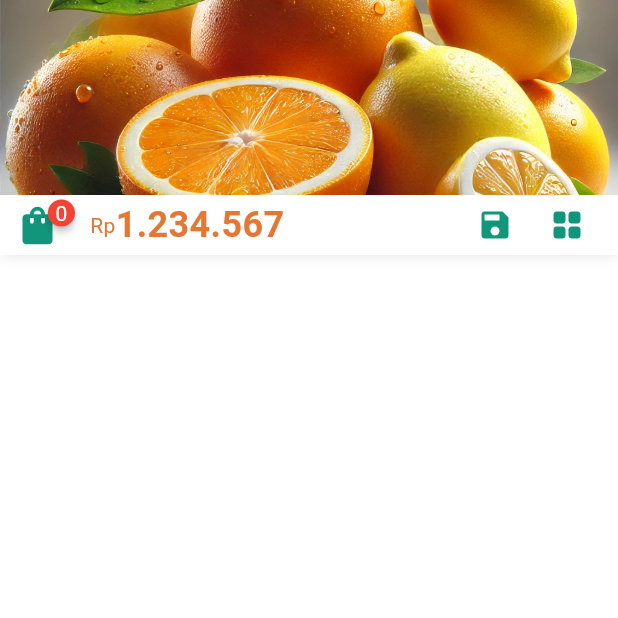
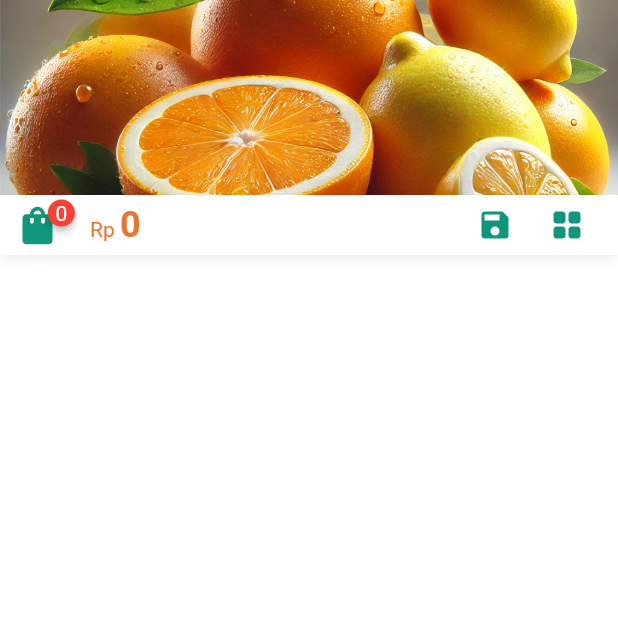
Before and after one commit to wicaksonotia/flutter-stmj-himalaya, a Flutter app: the screen it shows after launch, on a phone screen of 412 x 824 dp, the top half of it. Run offline on Flutter 3.47's test engine with Material 3 defaults, Android fonts, the phone set to English and light mode, and no system bars; drawn by our look-alikes of badges; our stand-ins replace animate_do, dio, gap, get, shared_preferences, shimmer; network calls fail.

Commit message:
total price

```diff
--- a/lib/pages/product/product.dart
+++ b/lib/pages/product/product.dart
@@ -73,21 +73,24 @@ class ProductPage extends StatelessWidget {
                             const SizedBox(
                               width: 20,
                             ),
-                            const Text(
-                              'Rp',
-                              maxLines: 1,
-                              overflow: TextOverflow.ellipsis,
+                            RichText(
+                              text: TextSpan(
+                                text: 'Rp ',
                                 style: TextStyle(
                                   fontSize: MySizes.fontSizeMd,
                                   color: MyColors.primary,
                                 ),
-                            ),
-                            Text(
-                              CurrencyFormat.convertToIdr(1234567, 0),
+                                children: [
+                                  TextSpan(
+                                    text: CurrencyFormat.convertToIdr(
+                                        cartController.totalPrice.value, 0),
                                     style: const TextStyle(
                                       fontSize: MySizes.fontSizeXl,
+                                      color: MyColors.primary,
                                       fontWeight: FontWeight.bold,
-                                color: MyColors.primary,
+                                    ),
+                                  ),
+                                ],
                               ),
                             ),
                           ],
--- a/lib/pages/product/product_grid_view.dart
+++ b/lib/pages/product/product_grid_view.dart
@@ -179,7 +179,8 @@ class ProductGridView extends StatelessWidget {
                         const Gap(10),
                         Center(
                           child: IncrementAndDecrement(
-                              dataIdProduct: dataIdProduct),
+                              dataIdProduct: dataIdProduct,
+                              dataPrice: dataPrice),
                         )
                       ],
                     ),
--- a/lib/pages/product/product_list_view.dart
+++ b/lib/pages/product/product_list_view.dart
@@ -157,7 +157,8 @@ class ProductListView extends StatelessWidget {
                                   ProductPrice(dataPrice: dataPrice),
                                   const Spacer(),
                                   IncrementAndDecrement(
-                                      dataIdProduct: dataIdProduct)
+                                      dataIdProduct: dataIdProduct,
+                                      dataPrice: dataPrice),
                                 ],
                               ),
                             ],
```
Also changed, not shown: lib/controllers/cart_controller.dart (+19 -8 lines), lib/pages/product/cart.dart (added, +68 -0 lines), lib/pages/product/increment_and_decrement.dart (+6 -2 lines). Lines whose indentation alone changed are shown as unchanged.
